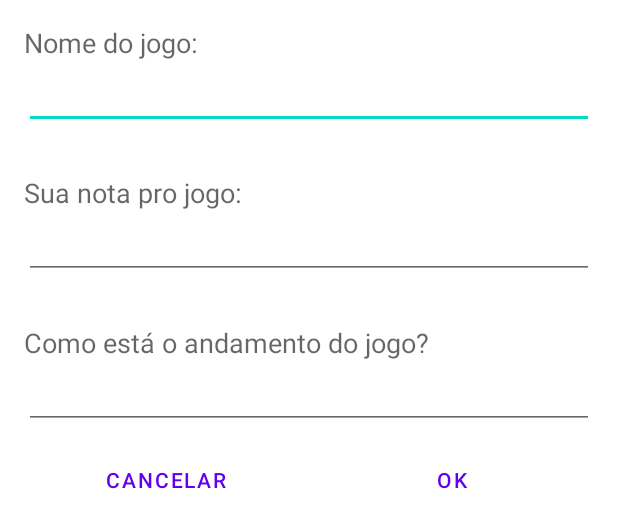
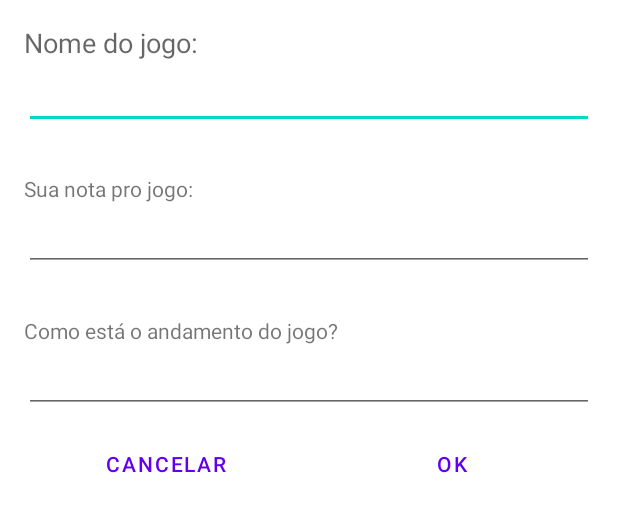
Before and after one commit to PedroPazIF/Trabalho_BD, an Android app: the layout activity_editar_jogo.xml on its own in the app's theme, with its tools: preview values and no code run, on a phone screen of 412 x 824 dp. Shown: the top 528 px of the screen. Run offline under Robolectric (Android 15) with nearby library versions, the phone set to English and light mode, and no system bars.

Commit message:
Situacao jogo

```diff
--- a/app/src/main/java/com/example/bancodedados/activity/EditarJogosActivity.java
+++ b/app/src/main/java/com/example/bancodedados/activity/EditarJogosActivity.java
@@ -41,7 +41,7 @@ public class EditarJogosActivity extends AppCompatActivity implements View.OnCli
         if (jogo != null){
             edtNome.setText(jogo.getNome());
             edtNota.setText(String.valueOf(jogo.getNota()));
-            edtNome.setText(jogo.getSituacao());
+            edtSituacao.setText(jogo.getSituacao());
         }
 
     }
@@ -51,16 +51,18 @@ public class EditarJogosActivity extends AppCompatActivity implements View.OnCli
         if (view.getId() == R.id.btnProcessar){
             String nome = edtNome.getText().toString();
             double valor = Double.parseDouble(edtNota.getText().toString());
+            String situacao = edtSituacao.getText.toString();
             String msg;
 
             if (jogo == null) {
-                Jogo jogo = new Jogo(nome, valor);
+                Jogo jogo = new Jogo(nome, valor, situacao);
                 jogoDAO.save(jogo);
                 msg = "Produto gravado com ID = " + jogo.getId();
 
             } else {
                 jogo.setNome(nome);
                 jogo.setValor(valor);
+                jogo.setSituacao(situacao);
                 jogoDAO.update(jogo);
                 msg = "Produto atualizado com ID = " + jogo.getId();
             }
--- a/app/src/main/java/com/example/bancodedados/adapter/JogoAdapter.java
+++ b/app/src/main/java/com/example/bancodedados/adapter/JogoAdapter.java
@@ -47,6 +47,7 @@ public class JogoAdapter extends BaseAdapter {
         Jogo jogo = jogos.get(i);
         txtNome.setText(jogo.getNome());
         txtNota.setText(Double.toString(jogo.getNota()));
+        txtSituacao.setText(jogo.getSituacao());
 
         return v;
     }
--- a/app/src/main/java/com/example/bancodedados/data/JogosContract.java
+++ b/app/src/main/java/com/example/bancodedados/data/JogosContract.java
@@ -2,11 +2,12 @@ package com.example.bancodedados.data;
 
 public class JogosContract {
 
-    public static final String TABLE_NAME = "produto";
+    public static final String TABLE_NAME = "jogo";
 
     public static final class Columns {
         public static final String _ID = "_id";
         public static final String NOME = "nome";
         public static final String VALOR = "valor";
+        public static final String SITUACAO = "situacao";
     }
 }
--- a/app/src/main/res/layout/activity_editar_jogo.xml
+++ b/app/src/main/res/layout/activity_editar_jogo.xml
@@ -24,8 +24,7 @@
         android:layout_width="match_parent"
         android:layout_height="wrap_content"
         android:layout_marginTop="30dp"
-        android:text="@string/txt_nota"
-        style="?android:attr/textAppearanceMedium" />
+        android:text="@string/txt_nota" />
 
     <EditText
         android:id="@+id/edt_nota"
@@ -37,8 +36,7 @@
         android:layout_width="match_parent"
         android:layout_height="wrap_content"
         android:layout_marginTop="30dp"
-        android:text="@string/txt_situacao"
-        style="?android:attr/textAppearanceMedium" />
+        android:text="@string/txt_situacao" />
 
     <EditText
         android:id="@+id/edt_situacao"
```
Also changed, not shown: app/src/main/java/com/example/bancodedados/data/Jogo.java (+13 -2 lines).
